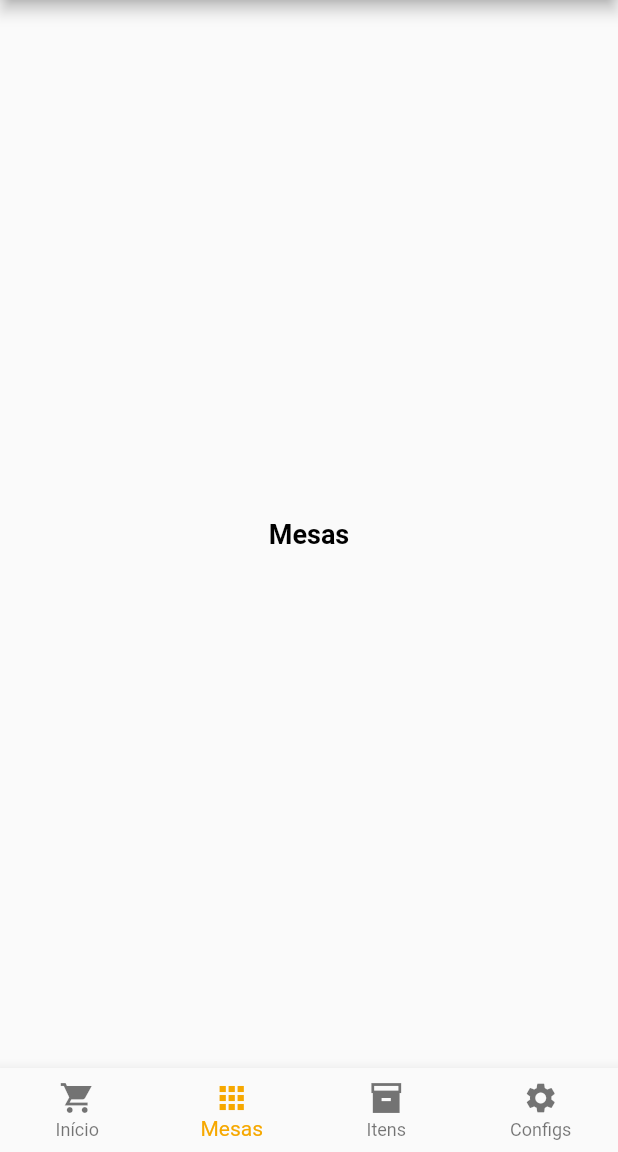
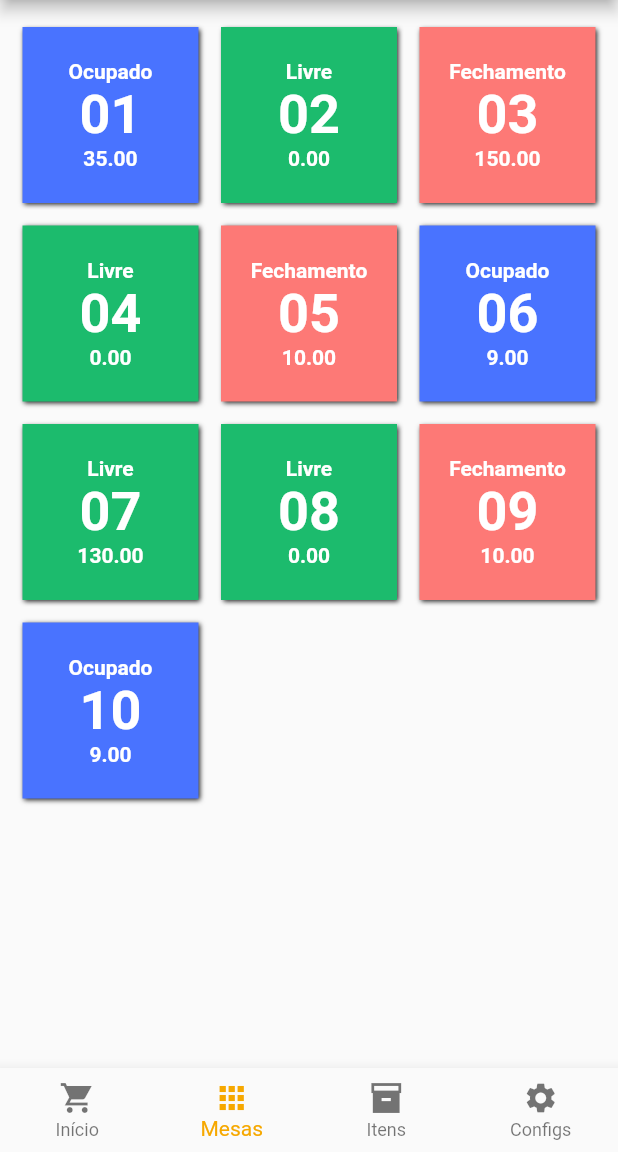
Before and after one commit to Jorge-Neto/av-apps-moveis, a Flutter app: the HomePage screen opened by its route, item 2 of the bottom bar chosen, on a phone screen of 412 x 824 dp, the part 84-1236 px from its top. Run offline on Flutter 3.47's test engine with Material 2 defaults, Android fonts, the phone set to English and light mode, and no system bars.

Commit message:
inclusion of more pages

```diff
--- /dev/null
+++ b/lib/components/item_widet.dart
@@ -0,0 +1,84 @@
+import 'package:avaliacao/core/app_colors.dart';
+import 'package:avaliacao/core/app_text.dart';
+import 'package:flutter/material.dart';
+
+enum TableStatus {free, occupied, closing}
+
+Color statusToColor(TableStatus value) {
+  Color color = AppColors.tableFreeStatus;
+
+  switch (value) {
+    case TableStatus.free:
+      break;
+    case TableStatus.occupied:
+      color = AppColors.tableOccupiedStatus;
+      break;
+    case TableStatus.closing:
+      color = AppColors.tableCloseStatus;
+      break;
+  }
+  return color;
+}
+
+String statusToString(TableStatus value) {
+  String name = 'Livre';
+  switch (value) {
+    case TableStatus.free:
+      break;
+    case TableStatus.occupied:
+      name = "Ocupado";
+      break;
+    case TableStatus.closing:
+      name = "Fechamento";
+      break;
+  }
+  return name;
+}
+
+class ItemWidget extends StatelessWidget {
+  final TableStatus status;
+  final int index;
+  final double totalValue;
+  const ItemWidget({Key? key, required this.status, required this.index, required this.totalValue}) : super(key: key);
+
+  @override
+  Widget build(BuildContext context) {
+    return GestureDetector(
+      onTap: () {
+        if(status == TableStatus.free) {
+          Navigator.of(context).pushNamed('/categories', arguments: index);
+        } else {
+          Navigator.of(context).pushNamed('/consumption', arguments: index);
+
+        }
+      },
+      child: Container(
+        decoration: BoxDecoration(
+            color: statusToColor(status),
+            boxShadow: [
+          BoxShadow(
+              offset: Offset(1, 1), color: Colors.black87, blurRadius: 2.0)
+        ]),
+        width: 100,
+        height: 100,
+        child: Column(
+          mainAxisAlignment: MainAxisAlignment.center,
+          children: [
+            Text(
+              statusToString(status),
+              style: AppTextStyles.tableStatus,
+            ),
+            Text(
+              '${index.toString().padLeft(2, '0')}',
+              style: AppTextStyles.tableIndex,
+            ),
+            Text(
+              '${totalValue.toStringAsFixed(2)}',
+              style: AppTextStyles.tableValue,
+            )
+          ],
+        ),
+      ),
+    );
+  }
+}
--- a/lib/core/app_colors.dart
+++ b/lib/core/app_colors.dart
@@ -3,4 +3,7 @@ import 'package:flutter/material.dart';
 class AppColors {
   static const Color primary = Color(0xFFF6A800);
   static const Color secondary = Color(0xFF000000);
+  static const Color tableFreeStatus = Color(0xFF1CBB6D);
+  static const Color tableOccupiedStatus = Color(0xFF4973FF);
+  static const Color tableCloseStatus = Color(0xFFFD7976);
 }
--- a/lib/core/app_imagens.dart
+++ /dev/null
@@ -1,3 +0,0 @@
-class AppImagens{
-  static const String logo = 'assets/images/logo.png';
-}
--- /dev/null
+++ b/lib/core/app_images.dart
@@ -0,0 +1,6 @@
+class AppImages{
+  static const String logo = 'assets/images/logo.png';
+  static const String drinkCategory = 'assets/images/drink.jpg';
+  static const String burguerCategory = 'assets/images/burguer.jpg';
+  static const String pizzaCategory = 'assets/images/pizza.jpg';
+}
--- a/lib/core/app_text.dart
+++ b/lib/core/app_text.dart
@@ -26,4 +26,42 @@ class AppTextStyles {
       fontSize: 18,
       fontWeight: FontWeight.bold
   );
+
+  static const TextStyle tableStatus = TextStyle(
+      color: Colors.white,
+      fontSize: 14,
+      fontWeight: FontWeight.bold
+  );
+
+  static const TextStyle tableIndex = TextStyle(
+      color: Colors.white,
+      fontSize: 36,
+      fontWeight: FontWeight.bold
+  );
+
+  static const TextStyle tableValue = TextStyle(
+      color: Colors.white,
+      fontSize: 14,
+      fontWeight: FontWeight.bold
+  );
+
+  static const TextStyle categoryTitle = TextStyle(
+      color: Colors.white,
+      fontSize: 18,
+      fontWeight: FontWeight.bold
+  );
+
+  static const TextStyle consumptionItemTitle = TextStyle(
+      color: Colors.black38,
+      fontSize: 18,
+      fontWeight: FontWeight.bold
+  );
+
+  static const TextStyle consumptionItemValue = TextStyle(
+      color: Colors.black,
+      fontSize: 18,
+      fontWeight: FontWeight.bold
+  );
+
+
 }
--- a/lib/core/app_widget.dart
+++ b/lib/core/app_widget.dart
@@ -1,4 +1,6 @@
 import 'package:avaliacao/core/app_colors.dart';
+import 'package:avaliacao/pages/Categories/categories_page.dart';
+import 'package:avaliacao/pages/Consumption/consumption_page.dart';
 import 'package:avaliacao/pages/Home/home_page.dart';
 import 'package:avaliacao/pages/Login/login_page.dart';
 import 'package:flutter/material.dart';
@@ -21,6 +23,8 @@ class AppWidget extends StatelessWidget {
       routes: {
         "/": (context) => const LoginPage(),
         "/home": (context) => const HomePage(),
+        "/categories": (context) => CategoriesPage(tableNumber: ModalRoute.of(context)!.settings.arguments as int),
+        "/consumption": (context) => ConsumptionPage(tableNumber: ModalRoute.of(context)!.settings.arguments as int),
       },
     );
   }
--- a/lib/pages/Home/home_page.dart
+++ b/lib/pages/Home/home_page.dart
@@ -1,8 +1,8 @@
 import 'package:avaliacao/core/app_colors.dart';
-import 'package:avaliacao/core/app_text.dart';
 import 'package:avaliacao/pages/Items/items_page.dart';
 import 'package:avaliacao/pages/Settings/settings_page.dart';
 import 'package:avaliacao/pages/Tables/tabes_page.dart';
+import 'package:avaliacao/core/app_text.dart';
 import 'package:flutter/material.dart';
 
 enum Pages { initial, tables, items, settings}
@@ -33,7 +33,7 @@ class _HomePageState extends State<HomePage> {
       bottomNavigationBar: BottomNavigationBar(
         currentIndex: _tabIndex,
         onTap: (index) {
-          this._tabIndex = index;
+          _tabIndex = index;
           setState(() {});
         },
         type: BottomNavigationBarType.fixed,
@@ -50,6 +50,7 @@ class _HomePageState extends State<HomePage> {
   }
 }
 
+// ignore: camel_case_types
 class initialScreen extends StatelessWidget {
   const initialScreen({Key? key}) : super(key: key);
 
--- a/lib/pages/Login/login_page.dart
+++ b/lib/pages/Login/login_page.dart
@@ -1,4 +1,5 @@
 import 'package:avaliacao/core/app_colors.dart';
+import 'package:avaliacao/core/app_images.dart';
 import 'package:avaliacao/core/app_text.dart';
 import 'package:flutter/material.dart';
 
@@ -10,11 +11,11 @@ class LoginPage extends StatelessWidget {
     return Scaffold(
       backgroundColor: AppColors.secondary,
       body: Padding(
-        padding: const EdgeInsets.all(8.0),
+        padding: const EdgeInsets.fromLTRB(8.0, 50.0, 10.0, 0),
         child: Column(
           children: [
             Image.asset(
-              'assets/images/logo.png',
+              AppImages.logo,
               height: 150,
               width: 150,
             ),
--- a/lib/pages/Tables/tabes_page.dart
+++ b/lib/pages/Tables/tabes_page.dart
@@ -1,4 +1,4 @@
-import 'package:avaliacao/core/app_text.dart';
+import 'package:avaliacao/components/item_widet.dart';
 import 'package:flutter/material.dart';
 
 class TablesPage extends StatelessWidget {
@@ -7,10 +7,23 @@ class TablesPage extends StatelessWidget {
   @override
   Widget build(BuildContext context) {
     return Scaffold(
-      body: Center(
-        child: Text(
-          'Mesas',
-          style: AppTextStyles.buttonTextBlack,
+      body: Padding(
+        padding: const EdgeInsets.fromLTRB(15.0, 18.0, 15.0, 0),
+        child: GridView(
+          gridDelegate: const SliverGridDelegateWithFixedCrossAxisCount(
+              crossAxisCount: 3, crossAxisSpacing: 15, mainAxisSpacing: 15),
+          children: [
+            ItemWidget(status: TableStatus.occupied, index: 1, totalValue: 35,),
+            ItemWidget(status: TableStatus.free, index: 2, totalValue: 0,),
+            ItemWidget(status: TableStatus.closing, index: 3, totalValue: 150,),
+            ItemWidget(status: TableStatus.free, index: 4, totalValue: 0,),
+            ItemWidget(status: TableStatus.closing, index: 5, totalValue: 10,),
+            ItemWidget(status: TableStatus.occupied, index: 6, totalValue: 9,),
+            ItemWidget(status: TableStatus.free, index: 7, totalValue: 130,),
+            ItemWidget(status: TableStatus.free, index: 8, totalValue: 0,),
+            ItemWidget(status: TableStatus.closing, index: 9, totalValue: 10,),
+            ItemWidget(status: TableStatus.occupied, index: 10, totalValue: 9,),
+          ],
         ),
       ),
     );
```
Also changed, not shown: lib/pages/Categories/categories_page.dart (added, +69 -0 lines), lib/pages/Consumption/consumption_page.dart (added, +73 -0 lines), assets/images/burguer.jpg (added), assets/images/drink.jpg (added), assets/images/pizza.jpg (added), 1 other file.
